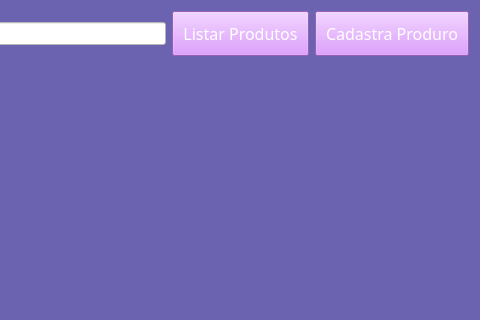
Above: view/produtos_tela_principal.ui from Michel3-01/Sistema_Loja_de_Roupas before the change; both pictures show x 271 to 751 and y 0 to 320 of the 751 by 532 pixel window. Below: the same form after it.
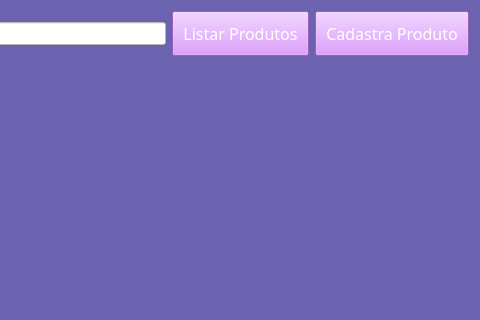
That is the form after the change.

```diff
--- a/view/produtos_tela_principal.ui
+++ b/view/produtos_tela_principal.ui
@@ -87,7 +87,7 @@
 </string>
        </property>
        <property name="text">
-        <string>Cadastra Produro</string>
+        <string>Cadastra Produto</string>
        </property>
       </widget>
      </item>
```
